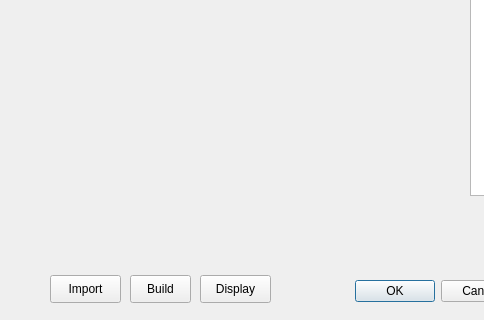
Above: tomomanager.ui from nahuelmol/ves before the change; both pictures show x 0 to 484 and y 85 to 405 of the 859 by 405 pixel window. Below: the same form after it.
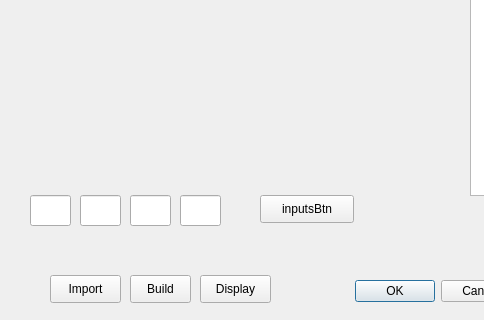
That is the form after the change. Custom widgets are drawn as their Qt base class.

What changed in the file:
```diff
--- a/tomomanager.ui
+++ b/tomomanager.ui
@@ -35,7 +35,7 @@
      <x>30</x>
      <y>80</y>
      <width>400</width>
-     <height>200</height>
+     <height>181</height>
     </rect>
    </property>
   </widget>
@@ -111,6 +111,59 @@
     </rect>
    </property>
   </widget>
+  <widget class="QLineEdit" name="lineEdit">
+   <property name="geometry">
+    <rect>
+     <x>30</x>
+     <y>280</y>
+     <width>41</width>
+     <height>31</height>
+    </rect>
+   </property>
+  </widget>
+  <widget class="QLineEdit" name="lineEdit_2">
+   <property name="geometry">
+    <rect>
+     <x>80</x>
+     <y>280</y>
+     <width>41</width>
+     <height>31</height>
+    </rect>
+   </property>
+  </widget>
+  <widget class="QLineEdit" name="lineEdit_3">
+   <property name="geometry">
+    <rect>
+     <x>130</x>
+     <y>280</y>
+     <width>41</width>
+     <height>31</height>
+    </rect>
+   </property>
+  </widget>
+  <widget class="QLineEdit" name="lineEdit_4">
+   <property name="geometry">
+    <rect>
+     <x>180</x>
+     <y>280</y>
+     <width>41</width>
+     <height>31</height>
+    </rect>
+   </property>
+  </widget>
+  <widget class="QPushButton" name="inputsBtn">
+   <property name="geometry">
+    <rect>
+     <x>260</x>
+     <y>280</y>
+     <width>94</width>
+     <height>28</height>
+    </rect>
+   </property>
+   <property name="text">
+    <string>inputsBtn</string>
+   </property>
+  </widget>
  </widget>
  <customwidgets>
   <customwidget>
```
